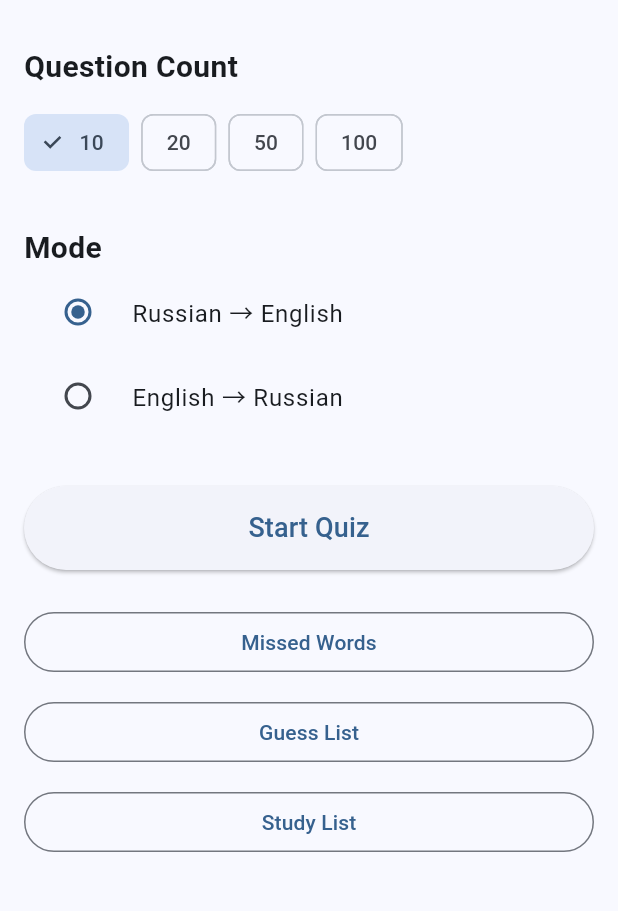
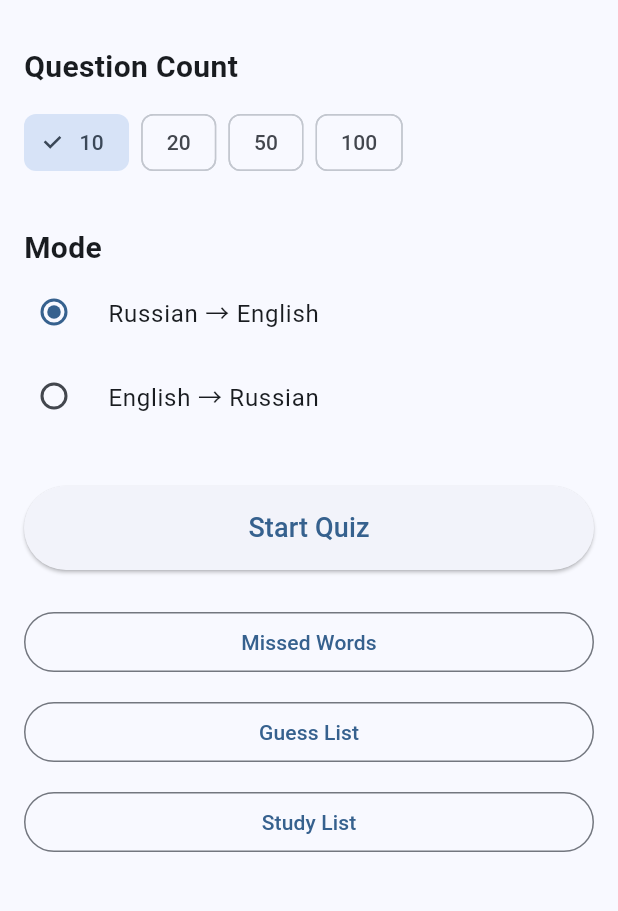
Before and after one commit to cauliflower0077/russian_vocabulary_quiz_v2, a Flutter app: the screen it shows after launch, after a tap on "Start Quiz", on a phone screen of 412 x 824 dp, the part 63-974 px from its top. Run offline on Flutter 3.47's test engine with Material 3 defaults, Android fonts, the phone set to English and light mode, and no system bars; our stand-ins replace flutter_tts, shared_preferences.

Commit message:
refactor: improve home screen layout

```diff
--- a/lib/screens/home_screen.dart
+++ b/lib/screens/home_screen.dart
@@ -1,4 +1,3 @@
-
 
 import 'package:flutter/material.dart';
 
@@ -20,7 +19,7 @@ class _HomeScreenState extends State<HomeScreen> {
       appBar: AppBar(
         title: const Text('Russian Vocabulary Quiz'),
       ),
-      body: Padding(
+      body: SingleChildScrollView(
         padding: const EdgeInsets.all(16),
         child: Column(
           crossAxisAlignment: CrossAxisAlignment.start,
@@ -37,6 +36,7 @@ class _HomeScreenState extends State<HomeScreen> {
 
             Wrap(
               spacing: 8,
+              runSpacing: 8,
               children: [10, 20, 50, 100].map((count) {
                 return ChoiceChip(
                   label: Text('$count'),
@@ -61,6 +61,7 @@ class _HomeScreenState extends State<HomeScreen> {
             ),
 
             RadioListTile<bool>(
+              contentPadding: EdgeInsets.zero,
               title: const Text('Russian → English'),
               value: true,
               groupValue: russianToEnglish,
@@ -72,6 +73,7 @@ class _HomeScreenState extends State<HomeScreen> {
             ),
 
             RadioListTile<bool>(
+              contentPadding: EdgeInsets.zero,
               title: const Text('English → Russian'),
               value: false,
               groupValue: russianToEnglish,
@@ -90,8 +92,14 @@ class _HomeScreenState extends State<HomeScreen> {
               child: ElevatedButton(
                 onPressed: () {
                   debugPrint(
-                    'Start Quiz: $selectedQuestionCount questions',
+                    'Start Quiz: '
+                    '$selectedQuestionCount questions / '
+                    '${russianToEnglish ? "RU→EN" : "EN→RU"}',
                   );
+
+                  // TODO:
+                  // Navigator.push(...)
+                  // QuizScreenへ接続
                 },
                 child: const Text(
                   'Start Quiz',
@@ -105,7 +113,10 @@ class _HomeScreenState extends State<HomeScreen> {
             SizedBox(
               width: double.infinity,
               child: OutlinedButton(
-                onPressed: () {},
+                onPressed: () {
+                  // TODO:
+                  // MissedScreenへ接続
+                },
                 child: const Text('Missed Words'),
               ),
             ),
@@ -115,7 +126,10 @@ class _HomeScreenState extends State<HomeScreen> {
             SizedBox(
               width: double.infinity,
               child: OutlinedButton(
-                onPressed: () {},
+                onPressed: () {
+                  // TODO:
+                  // GuessedScreenへ接続
+                },
                 child: const Text('Guess List'),
               ),
             ),
@@ -125,7 +139,10 @@ class _HomeScreenState extends State<HomeScreen> {
             SizedBox(
               width: double.infinity,
               child: OutlinedButton(
-                onPressed: () {},
+                onPressed: () {
+                  // TODO:
+                  // StudyScreenへ接続
+                },
                 child: const Text('Study List'),
               ),
             ),
```
